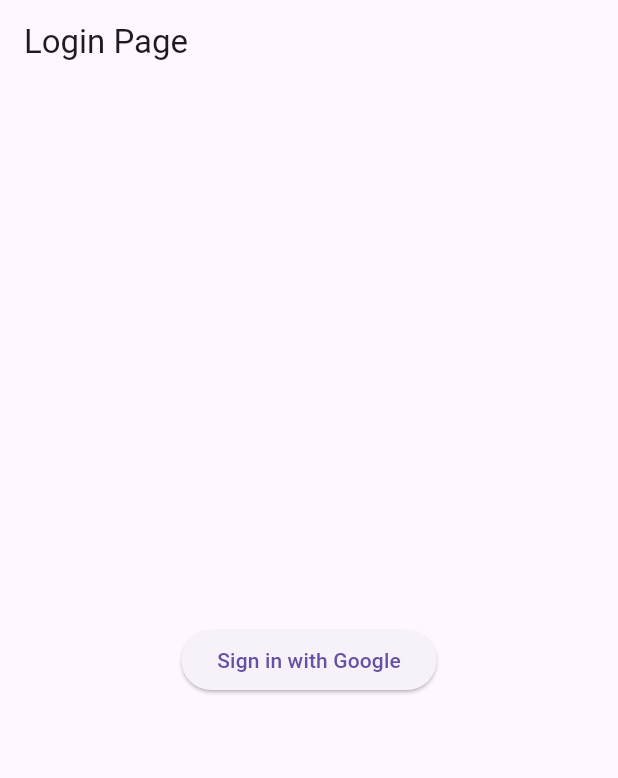
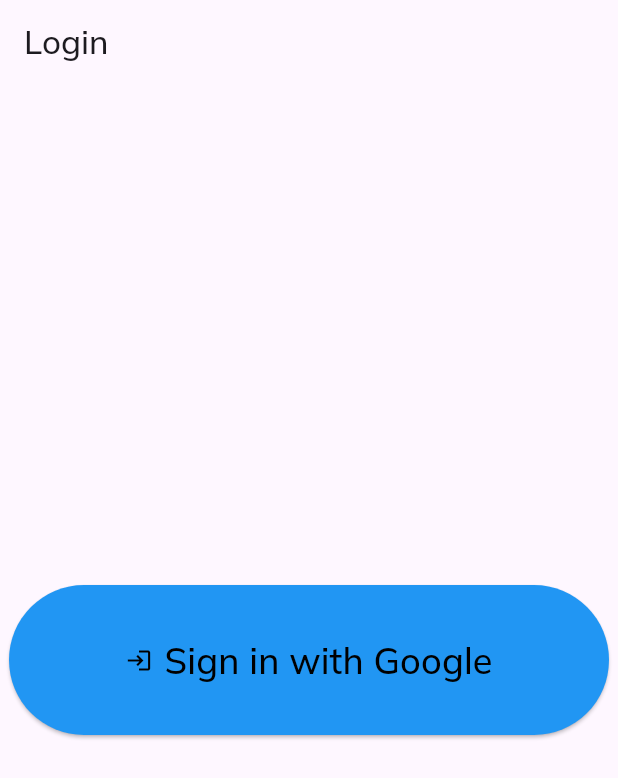
Before and after one commit to Doktity/leitner, a Flutter app: the screen it shows after launch, on a phone screen of 412 x 824 dp. Shown: the top 778 px of the screen. Run offline on Flutter 3.47's test engine with Material 3 defaults, Android fonts, the phone set to English and light mode, and no system bars; our stand-ins replace cloud_firestore, firebase_auth, firebase_core, google_sign_in, shared_preferences; missing offline and left inert: dart:html, dart:js; accounts and stored records are empty; generated files the repository leaves out were written again.

Commit message:
Trads en +

```diff
--- a/lib/business/LoginRepository.dart
+++ b/lib/business/LoginRepository.dart
@@ -40,7 +40,8 @@
     CollectionReference users = FirebaseFirestore.instance.collection('Users');
 
     Map<String, dynamic> userData = {
-      'email': user.email
+      'email': user.email,
+      'lastConnection': DateTime.timestamp(),
     };
 
     await users.doc(user.uid).set(userData, SetOptions(merge: true));
--- a/lib/pages/AnswerPage.dart
+++ b/lib/pages/AnswerPage.dart
@@ -32,7 +32,11 @@
     return Scaffold(
       backgroundColor: Colors.blue.shade50,
       appBar: AppBar(
-        title: Text(AppLocalizations.of(context)!.answer),
+        title: Text(AppLocalizations.of(context)!.answer,
+          style: TextStyle(
+            fontFamily: "Mulish",
+          ),
+        ),
         automaticallyImplyLeading: false,
       ),
       body: Center(
--- a/lib/pages/DailyPage.dart
+++ b/lib/pages/DailyPage.dart
@@ -47,7 +47,11 @@
     return Scaffold(
       backgroundColor: Colors.blue.shade50,
       appBar: AppBar(
-        title: Text(AppLocalizations.of(context)!.daily),
+        title: Text(AppLocalizations.of(context)!.daily,
+          style: TextStyle(
+            fontFamily: "Mulish",
+          ),
+        ),
         leading: IconButton(
           icon: Icon(Icons.arrow_back),
           onPressed: () {
--- a/lib/pages/HomePage.dart
+++ b/lib/pages/HomePage.dart
@@ -143,13 +143,13 @@
                         )
                     );
                   },
-                  label: Text("Deco",
+                  label: Text(AppLocalizations.of(context)!.logout,
                     style: TextStyle(
                         fontFamily: "Mulish",
                         fontSize: 24
                     ),
                   ),
-                  icon: const Icon(Icons.settings)
+                  icon: const Icon(Icons.logout)
               )
             ],
           )
--- a/lib/pages/ListPage.dart
+++ b/lib/pages/ListPage.dart
@@ -53,7 +53,11 @@
     return Scaffold(
       backgroundColor: Colors.blue.shade50,
       appBar: AppBar(
-        title: Text(AppLocalizations.of(context)!.list),
+        title: Text(AppLocalizations.of(context)!.list,
+          style: TextStyle(
+            fontFamily: "Mulish",
+          ),
+        ),
         leading: IconButton(
           icon: const Icon(Icons.arrow_back),
           onPressed: () {
--- a/lib/pages/LoginPage.dart
+++ b/lib/pages/LoginPage.dart
@@ -1,6 +1,6 @@
 import 'package:flutter/material.dart';
 import 'package:firebase_auth/firebase_auth.dart';
-import 'package:google_sign_in/google_sign_in.dart';
+import 'package:flutter_gen/gen_l10n/app_localizations.dart';
 
 import '../business/LoginRepository.dart';
 import 'HomePage.dart';
@@ -20,13 +20,23 @@
   Widget build(BuildContext context) {
     return Scaffold(
       appBar: AppBar(
-        title: Text('Login Page'),
+        title: Text(AppLocalizations.of(context)!.login,
+          style: TextStyle(
+            fontFamily: "Mulish",
+          ),
+        ),
       ),
       body: Center(
         child: Column(
           mainAxisAlignment: MainAxisAlignment.center,
           children: [
-            ElevatedButton(
+            ElevatedButton.icon(
+              style: const ButtonStyle(
+                  padding: MaterialStatePropertyAll(EdgeInsets.all(20)),
+                  backgroundColor: MaterialStatePropertyAll(Colors.blue),
+                  fixedSize: MaterialStatePropertyAll(Size(400, 100)),
+                  foregroundColor: MaterialStatePropertyAll(Colors.black)
+              ),
               onPressed: () async {
                 UserCredential? userCredential = await _loginRepository.signInWithGoogle();
                 if (userCredential != null && mounted) {
@@ -40,7 +50,13 @@
                   ); // Replace with the route for your home page.
                 }
               },
-              child: Text('Sign in with Google'),
+              label: Text(AppLocalizations.of(context)!.signin_google,
+                style: TextStyle(
+                    fontFamily: "Mulish",
+                    fontSize: 24
+                ),
+              ),
+              icon: const Icon(Icons.login)
             ),
           ],
         ),
```
Also changed, not shown: lib/l10n/leitner_en.arb (+34 -3 lines), lib/l10n/leitner_es.arb (+14 -2 lines), lib/l10n/leitner_fr.arb (+14 -2 lines), lib/pages/AddPage.dart (+10 -6 lines).
